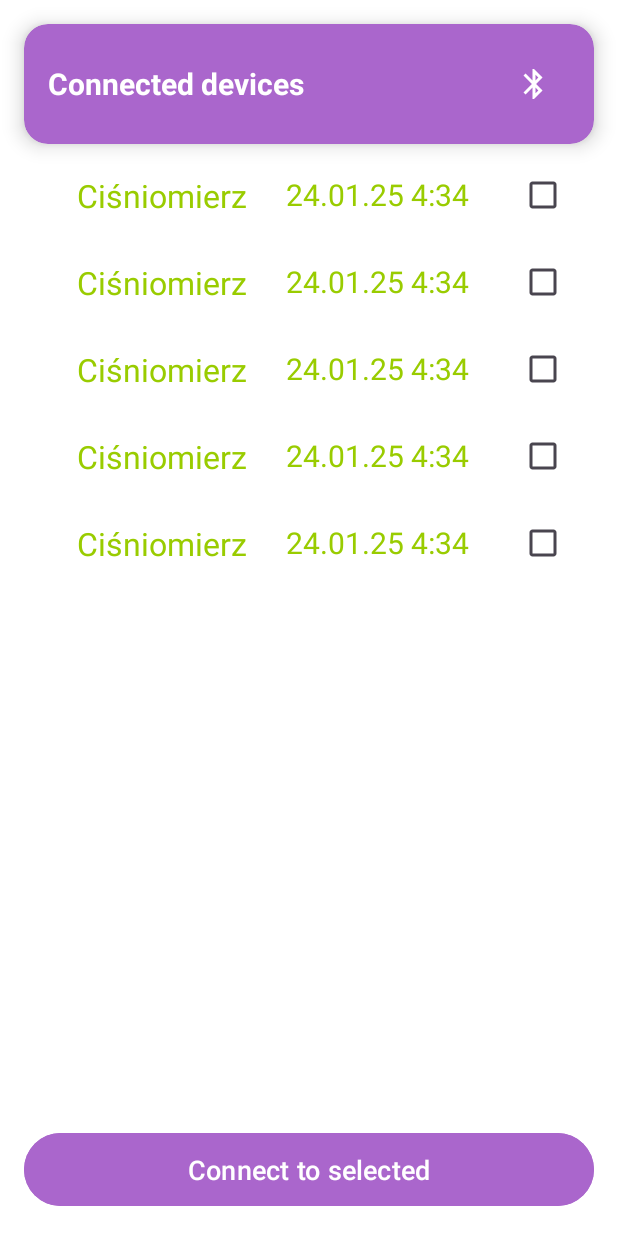
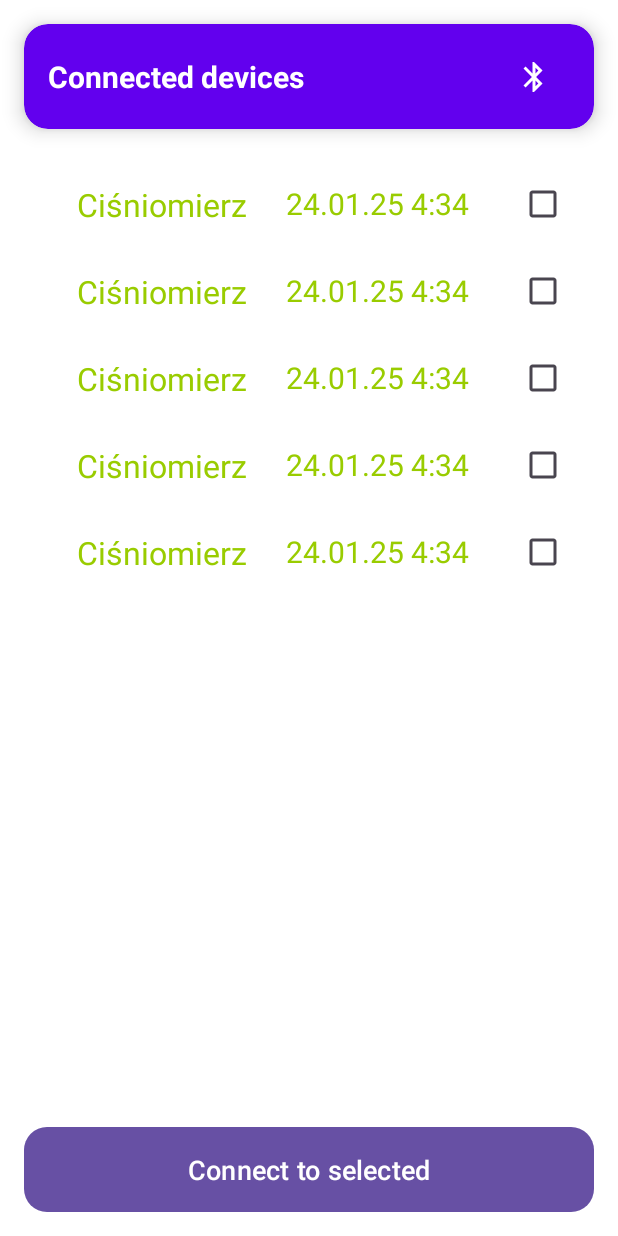
Before and after one commit to DerekBurned/BluetoothGattServer, an Android app: the layout activity_main.xml on its own in the app's theme, with its tools: preview values and no code run, on a phone screen of 412 x 824 dp. Run offline under Robolectric (Android 15) with nearby library versions, the phone set to English and light mode, and no system bars.

```diff
--- a/app/src/main/res/anim/rotate.xml
+++ b/app/src/main/res/anim/rotate.xml
@@ -1,7 +1,7 @@
-<?xml version="1.0" encoding="utf-8"?>
 <rotate xmlns:android="http://schemas.android.com/apk/res/android"
     android:fromDegrees="0"
     android:toDegrees="360"
     android:pivotX="50%"
     android:pivotY="50%"
-    android:duration="500" />
+    android:duration="800"
+    android:repeatCount="infinite" />
--- /dev/null
+++ b/app/src/main/res/drawable/normal_button.xml
@@ -0,0 +1,5 @@
+<shape xmlns:android="http://schemas.android.com/apk/res/android"
+    android:shape="rectangle">
+    <corners android:radius="15dp" />
+    <solid android:color="@color/white" />
+</shape>
--- /dev/null
+++ b/app/src/main/res/drawable/round_button.xml
@@ -0,0 +1,4 @@
+<shape xmlns:android="http://schemas.android.com/apk/res/android"
+    android:shape="oval">
+    <solid android:color="#FF6200EE" />
+</shape>
--- a/app/src/main/res/layout/activity_main.xml
+++ b/app/src/main/res/layout/activity_main.xml
@@ -1,23 +1,25 @@
 <?xml version="1.0" encoding="utf-8"?>
-<androidx.constraintlayout.widget.ConstraintLayout xmlns:android="http://schemas.android.com/apk/res/android"
+<LinearLayout xmlns:android="http://schemas.android.com/apk/res/android"
     xmlns:app="http://schemas.android.com/apk/res-auto"
     xmlns:tools="http://schemas.android.com/tools"
     android:layout_width="match_parent"
     android:layout_height="match_parent"
     android:background="@android:color/white"
+    android:orientation="vertical"
     tools:context=".MainActivity">
 
     <androidx.cardview.widget.CardView
         android:id="@+id/cardView"
         android:layout_width="match_parent"
-        android:layout_height="wrap_content"
+        android:layout_height="70dp"
         android:layout_margin="16dp"
+        android:layout_weight="0"
+        app:cardBackgroundColor="#FF6200EE"
         app:cardCornerRadius="16dp"
         app:cardElevation="8dp"
-        app:cardBackgroundColor="@android:color/holo_purple"
-        app:layout_constraintTop_toTopOf="parent"
+        app:layout_constraintEnd_toEndOf="parent"
         app:layout_constraintStart_toStartOf="parent"
-        app:layout_constraintEnd_toEndOf="parent">
+        app:layout_constraintTop_toTopOf="parent">
 
         <LinearLayout
             android:layout_width="match_parent"
@@ -31,11 +33,11 @@
             android:layout_width="0dp"
             android:layout_height="wrap_content"
             android:layout_weight="1"
+            android:gravity="center_vertical"
             android:text="@string/connected_devices_text_view"
             android:textColor="@android:color/white"
             android:textSize="20sp"
-                android:textStyle="bold"
-                android:gravity="center_vertical" />
+            android:textStyle="bold" />
 
         <ImageButton
             android:id="@+id/imageStartServer"
@@ -46,12 +48,14 @@
             app:srcCompat="@drawable/bluetooth_24dp_1f1f1f_fill0_wght400_grad0_opsz24"
             app:tint="@android:color/white" />
         </LinearLayout>
+
     </androidx.cardview.widget.CardView>
 
     <androidx.recyclerview.widget.RecyclerView
         android:id="@+id/recyclerViewItemsConnectedOrSaved"
         android:layout_width="match_parent"
         android:layout_height="0dp"
+        android:layout_weight="2"
         android:layout_marginStart="16dp"
         android:layout_marginEnd="16dp"
         app:layout_constraintTop_toBottomOf="@id/cardView"
@@ -65,13 +69,11 @@
         android:layout_width="match_parent"
         android:layout_height="wrap_content"
         android:layout_margin="16dp"
+        android:background="@drawable/normal_button"
+        android:backgroundTint="#FF6200EE"
+        android:padding="12dp"
+        android:stateListAnimator="@null"
         android:text="@string/connect_to_selected_btn"
-        android:textSize="18sp"
         android:textColor="@android:color/white"
-        android:backgroundTint="@android:color/holo_purple"
-        android:stateListAnimator="@null"
-        android:padding="12dp"
-        app:layout_constraintBottom_toBottomOf="parent"
-        app:layout_constraintStart_toStartOf="parent"
-        app:layout_constraintEnd_toEndOf="parent" />
-</androidx.constraintlayout.widget.ConstraintLayout>
+        android:textSize="18sp" />
+</LinearLayout>
```
Also changed, not shown: app/src/main/java/com/example/bluetoothgattserver/MainActivity.kt (+7 -1 lines), app/src/main/res/anim/scale_shrink.xml (added, +9 -0 lines), app/src/main/res/anim/shrink_and_rotate.xml (added, +20 -0 lines). Lines whose indentation alone changed are shown as unchanged.
